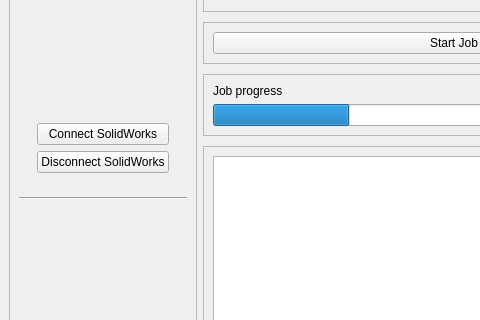
Before: the Qt Designer form src/solid_automate/gui/ui/solid_automate.ui in Giieniox256/SolidAutomate, drawn with Qt 5; both pictures show x 0 to 480 and y 146 to 466 of the 800 by 600 pixel window.
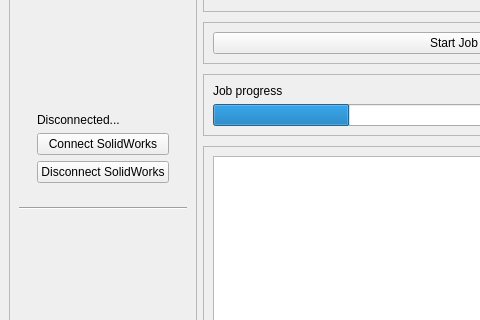
After: the same form once the commit is applied.

Diff of the .ui file:
```diff
--- a/src/solid_automate/gui/ui/solid_automate.ui
+++ b/src/solid_automate/gui/ui/solid_automate.ui
@@ -90,6 +90,13 @@
           <item>
            <widget class="QWidget" name="buttons_connection_widget" native="true">
             <layout class="QVBoxLayout" name="verticalLayout_4">
+             <item>
+              <widget class="QLabel" name="status_label">
+               <property name="text">
+                <string>Disconnected...</string>
+               </property>
+              </widget>
+             </item>
              <item>
               <widget class="QPushButton" name="btn_connect_solid">
                <property name="sizePolicy">
```
Left out of the diff: 2 changed lines with no effect on the pictures.
